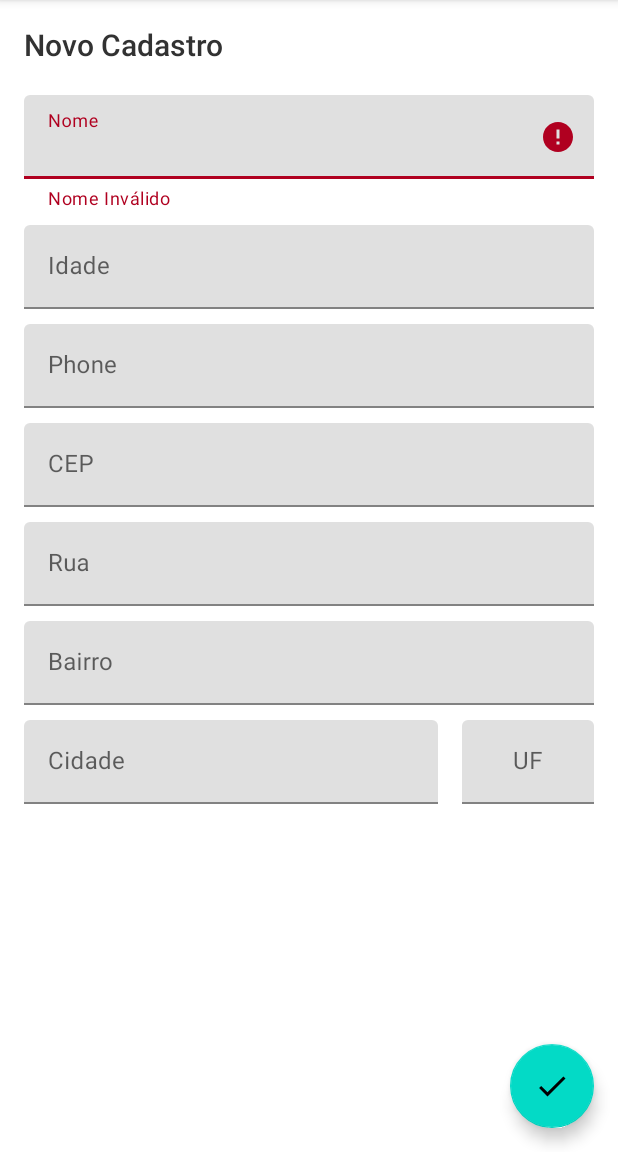
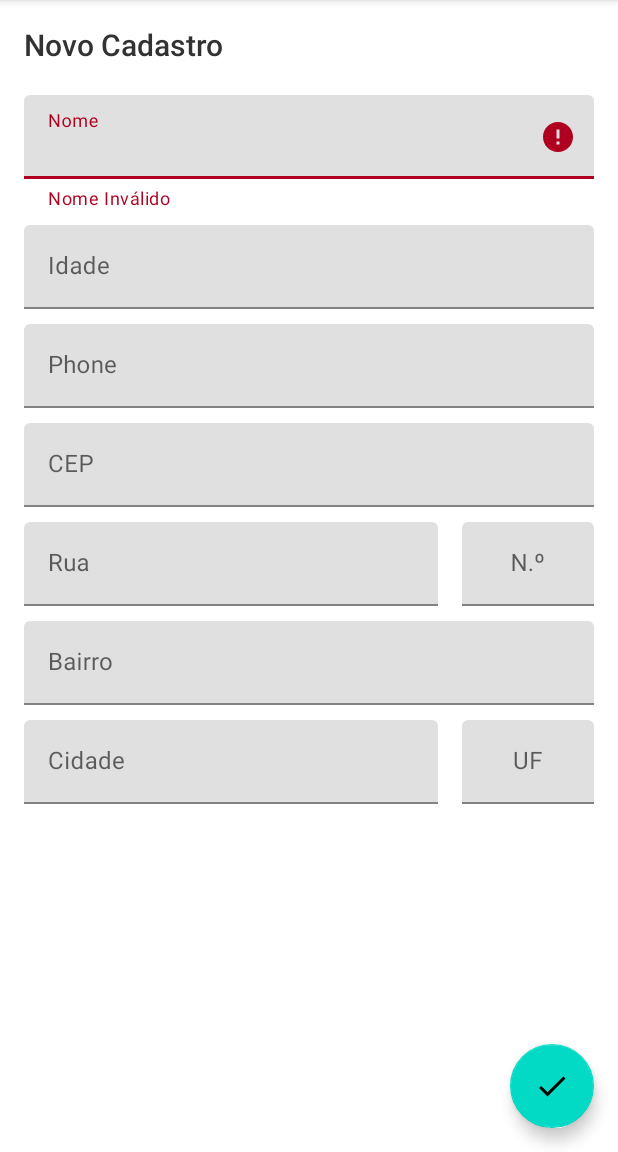
Before and after one commit to AxelRocha/RegisterApp, an Android app: the AddRegisterActivity screen opened directly, with no data from a screen before it, after a tap on an icon or button, on a phone screen of 412 x 824 dp, the part 84-1236 px from its top. Run offline under Robolectric (Android 15) with nearby library versions, the phone set to English and light mode, and no system bars; our stand-ins replace Room's generated code.

Commit message:
adding number missing information

```diff
--- a/app/src/main/java/com/example/registerapp/model/PersonalData.java
+++ b/app/src/main/java/com/example/registerapp/model/PersonalData.java
@@ -35,6 +35,10 @@ public class PersonalData implements Serializable {
     private String street;
 
     @NonNull
+    @ColumnInfo(name = "number")
+    private String number;
+
+    @NonNull
     @ColumnInfo(name = "district")
     private String district;
 
@@ -53,18 +57,20 @@ public class PersonalData implements Serializable {
         this.phone = "";
         this.cep = "";
         this.street = "";
+        this.number = "";
         this.district = "";
         this.city = "";
         this.uf = "";
     }
 
 
-    public PersonalData(@NonNull String name, int age, @NonNull String phone, @NonNull String cep, @NonNull String street, @NonNull String district, @NonNull String city, @NonNull String uf) {
+    public PersonalData(@NonNull String name, int age, @NonNull String phone, @NonNull String cep, @NonNull String street, @NonNull String number, @NonNull String district, @NonNull String city, @NonNull String uf) {
         this.name = name;
         this.age = age;
         this.phone = phone;
         this.cep = cep;
         this.street = street;
+        this.number = number;
         this.district = district;
         this.city = city;
         this.uf = uf;
@@ -113,6 +119,15 @@ public class PersonalData implements Serializable {
     }
 
     @NonNull
+    public String getNumber() {
+        return number;
+    }
+
+    public void setNumber(@NonNull String number) {
+        this.number = number;
+    }
+
+    @NonNull
     public String getDistrict() {
         return district;
     }
--- a/app/src/main/java/com/example/registerapp/ui/addregister/AddRegisterActivity.java
+++ b/app/src/main/java/com/example/registerapp/ui/addregister/AddRegisterActivity.java
@@ -30,6 +30,7 @@ public class AddRegisterActivity extends AppCompatActivity implements AddRegiste
     private EditText mPhoneEditText;
     private EditText mCepEditText;
     private EditText mStreetEditText;
+    private EditText mNumberEditText;
     private EditText mDistrictEditText;
     private EditText mCityEditText;
     private EditText mUfEditText;
@@ -39,6 +40,7 @@ public class AddRegisterActivity extends AppCompatActivity implements AddRegiste
     private TextInputLayout mPhoneTextInputLayout;
     private TextInputLayout mCepTextInputLayout;
     private TextInputLayout mStreetTextInputLayout;
+    private TextInputLayout mNumberTextInputLayout;
     private TextInputLayout mDistrictTextInputLayout;
     private TextInputLayout mCityTextInputLayout;
     private TextInputLayout mUfTextInputLayout;
@@ -78,6 +80,7 @@ public class AddRegisterActivity extends AppCompatActivity implements AddRegiste
         mPhoneEditText.setText(mRegister.getPhone());
         mCepEditText.setText(mRegister.getCep());
         mStreetEditText.setText(mRegister.getStreet());
+        mNumberEditText.setText(mRegister.getNumber());
         mDistrictEditText.setText(mRegister.getDistrict());
         mCityEditText.setText(mRegister.getCity());
         mUfEditText.setText(mRegister.getUf());
@@ -99,6 +102,7 @@ public class AddRegisterActivity extends AppCompatActivity implements AddRegiste
         mPhoneEditText = findViewById(R.id.phoneEditText);
         mCepEditText = findViewById(R.id.cepEditText);
         mStreetEditText = findViewById(R.id.streetEditText);
+        mNumberEditText = findViewById(R.id.numberEditText);
         mDistrictEditText = findViewById(R.id.districtEditText);
         mCityEditText = findViewById(R.id.cityEditText);
         mUfEditText = findViewById(R.id.ufEditText);
@@ -108,6 +112,7 @@ public class AddRegisterActivity extends AppCompatActivity implements AddRegiste
         mPhoneTextInputLayout = findViewById(R.id.phoneTextInputLayout);
         mCepTextInputLayout = findViewById(R.id.cepTextInputLayout);
         mStreetTextInputLayout = findViewById(R.id.streetTextInputLayout);
+        mNumberTextInputLayout = findViewById(R.id.numberTextInputLayout);
         mDistrictTextInputLayout = findViewById(R.id.districtTextInputLayout);
         mCityTextInputLayout = findViewById(R.id.cityTextInputLayout);
         mUfTextInputLayout = findViewById(R.id.ufTextInputLayout);
@@ -123,9 +128,10 @@ public class AddRegisterActivity extends AppCompatActivity implements AddRegiste
                 mRegister.setPhone(mPhoneEditText.getText().toString());
                 mRegister.setCep(mCepEditText.getText().toString());
                 mRegister.setStreet(mStreetEditText.getText().toString());
+                mRegister.setNumber(mNumberEditText.getText().toString());
                 mRegister.setDistrict(mDistrictEditText.getText().toString());
                 mRegister.setCity(mCityEditText.getText().toString());
-                mRegister.setUf(mUfEditText.getText().toString());
+                mRegister.setUf(mUfEditText.getText().toString().toUpperCase());
 
                 boolean valid = mPresenter.validate(mRegister);
 
@@ -143,9 +149,7 @@ public class AddRegisterActivity extends AppCompatActivity implements AddRegiste
 
         mCepEditText.addTextChangedListener(new TextWatcher() {
             @Override
-            public void beforeTextChanged(CharSequence charSequence, int i, int i1, int i2) {
-
-            }
+            public void beforeTextChanged(CharSequence charSequence, int i, int i1, int i2) {}
 
             @Override
             public void onTextChanged(CharSequence charSequence, int i, int i1, int i2) {
@@ -155,9 +159,33 @@ public class AddRegisterActivity extends AppCompatActivity implements AddRegiste
             }
 
             @Override
-            public void afterTextChanged(Editable editable) {
+            public void afterTextChanged(Editable editable) {}
+        });
 
+        mNumberEditText.addTextChangedListener(new TextWatcher() {
+            @Override
+            public void beforeTextChanged(CharSequence charSequence, int i, int i1, int i2) {}
+
+            @Override
+            public void onTextChanged(CharSequence charSequence, int i, int i1, int i2) {
+                mNumberTextInputLayout.setErrorEnabled(false);
             }
+
+            @Override
+            public void afterTextChanged(Editable editable) {}
+        });
+
+        mUfEditText.addTextChangedListener(new TextWatcher() {
+            @Override
+            public void beforeTextChanged(CharSequence charSequence, int i, int i1, int i2) {}
+
+            @Override
+            public void onTextChanged(CharSequence charSequence, int i, int i1, int i2) {
+                mUfTextInputLayout.setErrorEnabled(false);
+            }
+
+            @Override
+            public void afterTextChanged(Editable editable) {}
         });
     }
 
@@ -195,6 +223,8 @@ public class AddRegisterActivity extends AppCompatActivity implements AddRegiste
             mCepTextInputLayout.setError("CEP Inválido");
         } else if (fieldId == Constants.FIELD_STREET){
             mStreetTextInputLayout.setError("Rua Inválida");
+        } else if (fieldId == Constants.FIELD_NUMBER){
+            mNumberTextInputLayout.setError("Número Inválido");
         } else if (fieldId == Constants.FIELD_DISTRICT){
             mDistrictTextInputLayout.setError("Bairro Inválido");
         } else if (fieldId == Constants.FIELD_CITY){
@@ -211,6 +241,7 @@ public class AddRegisterActivity extends AppCompatActivity implements AddRegiste
         mPhoneTextInputLayout.setErrorEnabled(false);
         mCepTextInputLayout.setErrorEnabled(false);
         mStreetTextInputLayout.setErrorEnabled(false);
+        mNumberTextInputLayout.setErrorEnabled(false);
         mDistrictTextInputLayout.setErrorEnabled(false);
         mCityTextInputLayout.setErrorEnabled(false);
         mUfTextInputLayout.setErrorEnabled(false);
--- a/app/src/main/res/layout/activity_add_register.xml
+++ b/app/src/main/res/layout/activity_add_register.xml
@@ -90,20 +90,47 @@
 
             </com.google.android.material.textfield.TextInputLayout>
 
+            <LinearLayout
+                android:layout_width="match_parent"
+                android:layout_height="wrap_content"
+                android:orientation="horizontal">
+
                 <com.google.android.material.textfield.TextInputLayout
                     android:id="@+id/streetTextInputLayout"
-                android:layout_width="match_parent"
+                    android:layout_width="0dp"
                     android:layout_height="wrap_content"
-                android:layout_marginBottom="10dp">
+                    android:layout_marginBottom="10dp"
+                    android:layout_weight="10">
 
                     <EditText
                         android:id="@+id/streetEditText"
                         android:layout_width="match_parent"
                         android:layout_height="wrap_content"
+                        android:layout_marginEnd="16dp"
                         android:hint="Rua"
                         android:inputType="text|textCapWords|textNoSuggestions" />
 
                 </com.google.android.material.textfield.TextInputLayout>
+
+                <com.google.android.material.textfield.TextInputLayout
+                    android:id="@+id/numberTextInputLayout"
+                    android:layout_width="0dp"
+                    android:layout_height="wrap_content"
+                    android:layout_marginBottom="10dp"
+                    android:layout_weight="3">
+
+                    <EditText
+                        android:id="@+id/numberEditText"
+                        android:layout_width="match_parent"
+                        android:layout_height="wrap_content"
+                        android:hint="N.º"
+                        android:gravity="center"
+                        android:inputType="number"/>
+
+                </com.google.android.material.textfield.TextInputLayout>
+
+            </LinearLayout>
+
 
             <com.google.android.material.textfield.TextInputLayout
                 android:id="@+id/districtTextInputLayout"
```
Also changed, not shown: app/src/main/java/com/example/registerapp/ui/addregister/AddRegisterPresenter.java (+16 -1 lines), app/src/main/java/com/example/registerapp/utils/Constants.java (+4 -3 lines). Lines whose indentation alone changed are shown as unchanged.
